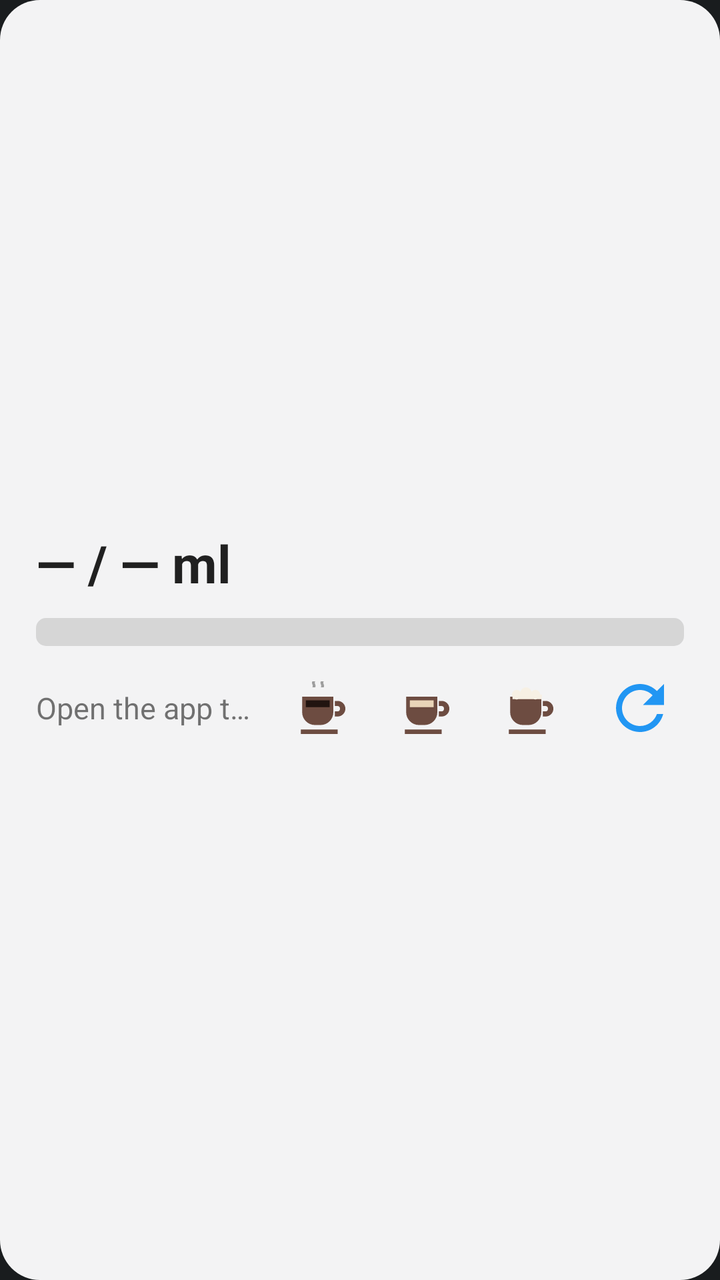
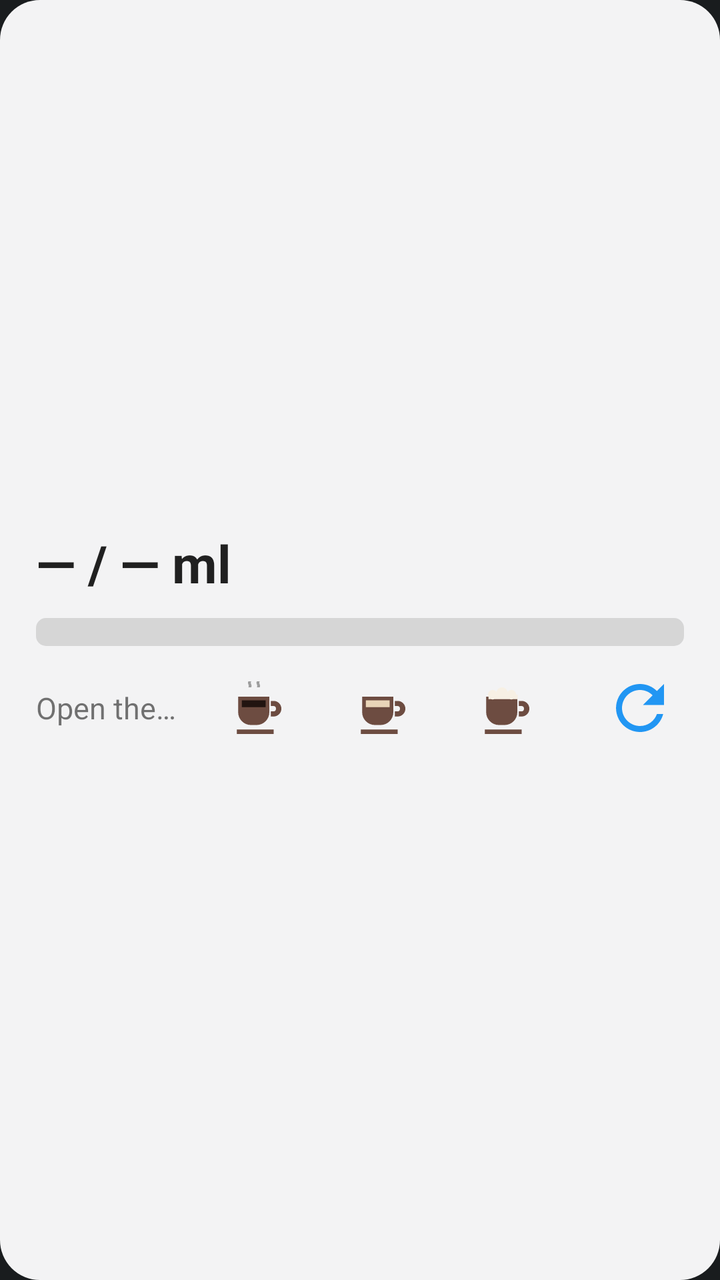

An Android layout rendered at two revisions. The XML below is the earlier revision; the diff shows what the commit changed to produce the second picture.
<!-- AndroidManifest.xml: application theme android:Theme.DeviceDefault -->
<!-- res/layout/widget_large.xml -->
<?xml version="1.0" encoding="utf-8"?>
<LinearLayout xmlns:android="http://schemas.android.com/apk/res/android"
    android:id="@+id/widget_root"
    android:layout_width="match_parent"
    android:layout_height="match_parent"
    android:orientation="vertical"
    android:gravity="center_vertical"
    android:paddingLeft="18dp"
    android:paddingRight="18dp"
    android:paddingTop="14dp"
    android:paddingBottom="14dp"
    android:background="@drawable/widget_bg">

    <TextView
        android:id="@+id/txt_main"
        android:ellipsize="end"
        android:layout_width="match_parent"
        android:layout_height="wrap_content"
        android:textSize="26sp"
        android:textStyle="bold"
        android:textColor="@color/widget_text"
        android:maxLines="1"
        android:text="@string/main_placeholder" />

    <ProgressBar
        android:id="@+id/progress"
        style="?android:attr/progressBarStyleHorizontal"
        android:layout_width="match_parent"
        android:layout_height="14dp"
        android:layout_marginTop="10dp"
        android:progressDrawable="@drawable/progress_water"
        android:max="1"
        android:progress="0" />

    <ProgressBar
        android:id="@+id/progress_coffee"
        style="?android:attr/progressBarStyleHorizontal"
        android:layout_width="match_parent"
        android:layout_height="8dp"
        android:layout_marginTop="5dp"
        android:visibility="gone"
        android:progressDrawable="@drawable/progress_coffee"
        android:max="1"
        android:progress="0" />

    <LinearLayout
        android:layout_width="match_parent"
        android:layout_height="wrap_content"
        android:layout_marginTop="9dp"
        android:orientation="horizontal"
        android:gravity="center_vertical">

        <TextView
            android:id="@+id/txt_sub"
            android:ellipsize="end"
            android:layout_width="0dp"
            android:layout_height="wrap_content"
            android:layout_weight="1"
            android:textSize="15sp"
            android:textColor="@color/widget_text_secondary"
            android:maxLines="1"
            android:text="@string/error_not_configured" />

        <ImageButton
            android:id="@+id/btn_black"
            android:layout_width="42dp"
            android:layout_height="42dp"
            android:layout_marginStart="10dp"
            android:src="@drawable/ic_coffee_black"
            android:scaleType="fitCenter"
            android:padding="4dp"
            android:background="@android:color/transparent"
            android:contentDescription="@string/coffee_black" />

        <ImageButton
            android:id="@+id/btn_white"
            android:layout_width="42dp"
            android:layout_height="42dp"
            android:layout_marginStart="10dp"
            android:src="@drawable/ic_coffee_white"
            android:scaleType="fitCenter"
            android:padding="4dp"
            android:background="@android:color/transparent"
            android:contentDescription="@string/coffee_white" />

        <ImageButton
            android:id="@+id/btn_capp"
            android:layout_width="42dp"
            android:layout_height="42dp"
            android:layout_marginStart="10dp"
            android:src="@drawable/ic_coffee_capp"
            android:scaleType="fitCenter"
            android:padding="4dp"
            android:background="@android:color/transparent"
            android:contentDescription="@string/coffee_capp" />

        <ImageButton
            android:id="@+id/btn_undo"
            android:layout_width="42dp"
            android:layout_height="42dp"
            android:layout_marginStart="10dp"
            android:visibility="gone"
            android:src="@drawable/ic_undo"
            android:scaleType="fitCenter"
            android:padding="6dp"
            android:background="@android:color/transparent"
            android:contentDescription="@string/undo_last" />

        <ImageButton
            android:id="@+id/btn_sync"
            android:layout_width="44dp"
            android:layout_height="44dp"
            android:layout_marginStart="12dp"
            android:src="@drawable/ic_sync"
            android:scaleType="fitCenter"
            android:padding="4dp"
            android:background="@android:color/transparent"
            android:contentDescription="@string/sync_now" />
    </LinearLayout>
</LinearLayout>
<!-- resources referenced by this layout -->
<resources>
  <color name="widget_text">#DE000000</color>
  <color name="widget_text_secondary">#8A000000</color>
  <!-- drawable ic_coffee_white (drawable) -->
  <?xml version="1.0" encoding="utf-8"?>
  <vector xmlns:android="http://schemas.android.com/apk/res/android"
      android:width="24dp"
      android:height="24dp"
      android:viewportWidth="24"
      android:viewportHeight="24">
      
      <path
          android:fillColor="#6D4C41"
          android:pathData="M5,8 h11 v5.5 a4.5,4.5 0 0 1 -4.5,4.5 h-2 A4.5,4.5 0 0 1 5,13.5 Z M16.5,9.5 h1 a2.75,2.75 0 0 1 0,5.5 h-1 v-1.8 h0.9 a0.95,0.95 0 0 0 0,-1.9 h-0.9 Z M4.5,19.6 h13 v1.6 h-13 Z" />
      
      <path
          android:fillColor="#E9D5B8"
          android:pathData="M6.3,9.3 h8.4 v2.4 h-8.4 Z" />
  </vector>
  <!-- drawable ic_sync (drawable) -->
  <?xml version="1.0" encoding="utf-8"?>
  <vector xmlns:android="http://schemas.android.com/apk/res/android"
      android:width="24dp"
      android:height="24dp"
      android:viewportWidth="24"
      android:viewportHeight="24"
      android:tint="@color/water">
      <path
          android:fillColor="@android:color/white"
          android:pathData="M17.65,6.35C16.2,4.9 14.21,4 12,4c-4.42,0 -7.99,3.58 -7.99,8s3.57,8 7.99,8c3.73,0 6.84,-2.55 7.73,-6h-2.08c-0.82,2.33 -3.04,4 -5.65,4 -3.31,0 -6,-2.69 -6,-6s2.69,-6 6,-6c1.66,0 3.14,0.69 4.22,1.78L13,11h7V4l-2.35,2.35z" />
  </vector>
  <!-- drawable ic_undo (drawable) -->
  <?xml version="1.0" encoding="utf-8"?>
  <vector xmlns:android="http://schemas.android.com/apk/res/android"
      android:width="24dp"
      android:height="24dp"
      android:viewportWidth="24"
      android:viewportHeight="24">
      <path
          android:fillColor="@color/widget_text_secondary"
          android:pathData="M12.5,8c-2.65,0 -5.05,0.99 -6.9,2.6L2,7v9h9l-3.62,-3.62c1.39,-1.16 3.16,-1.88 5.12,-1.88 3.54,0 6.55,2.31 7.6,5.5l2.37,-0.78C21.08,11.03 17.15,8 12.5,8z" />
  </vector>
  <!-- drawable progress_coffee (drawable) -->
  <?xml version="1.0" encoding="utf-8"?>
  <layer-list xmlns:android="http://schemas.android.com/apk/res/android">
      <item android:id="@android:id/background">
          <shape android:shape="rectangle">
              <corners android:radius="4dp" />
              <solid android:color="@color/progress_track" />
          </shape>
      </item>
      <item android:id="@android:id/progress">
          <clip>
              <shape android:shape="rectangle">
                  <corners android:radius="4dp" />
                  <solid android:color="#8D6E63" />
              </shape>
          </clip>
      </item>
  </layer-list>
  <!-- drawable progress_water (drawable) -->
  <?xml version="1.0" encoding="utf-8"?>
  <layer-list xmlns:android="http://schemas.android.com/apk/res/android">
      <item android:id="@android:id/background">
          <shape android:shape="rectangle">
              <corners android:radius="5dp" />
              <solid android:color="@color/progress_track" />
          </shape>
      </item>
      <item android:id="@android:id/progress">
          <clip>
              <shape android:shape="rectangle">
                  <corners android:radius="5dp" />
                  <solid android:color="@color/water" />
              </shape>
          </clip>
      </item>
  </layer-list>
  <!-- drawable widget_bg (drawable) -->
  <?xml version="1.0" encoding="utf-8"?>
  <shape xmlns:android="http://schemas.android.com/apk/res/android"
      android:shape="rectangle">
      <corners android:radius="20dp" />
      <solid android:color="@color/widget_bg" />
  </shape>
  <string name="coffee_black">Black coffee</string>
  <string name="coffee_capp">Cappuccino</string>
  <string name="coffee_white">White coffee</string>
  <string name="error_not_configured">Open the app to set the server URL + key</string>
  <string name="main_placeholder">— / — ml</string>
  <string name="sync_now">Sync now</string>
  <string name="undo_last">Undo last coffee</string>
  <color name="water">#2196F3</color>
  <color name="progress_track">#1F000000</color>
  <color name="widget_bg">#F2FFFFFF</color>
  <!-- unchanged entries left out for length: 2 -->
</resources>

<!-- the commit's change to res/layout/widget_large.xml (unified diff, before → after) -->
@@ -65,7 +65,7 @@
             android:id="@+id/btn_black"
             android:layout_width="42dp"
             android:layout_height="42dp"
-            android:layout_marginStart="10dp"
+            android:layout_marginStart="20dp"
             android:src="@drawable/ic_coffee_black"
             android:scaleType="fitCenter"
             android:padding="4dp"
@@ -76,7 +76,7 @@
             android:id="@+id/btn_white"
             android:layout_width="42dp"
             android:layout_height="42dp"
-            android:layout_marginStart="10dp"
+            android:layout_marginStart="20dp"
             android:src="@drawable/ic_coffee_white"
             android:scaleType="fitCenter"
             android:padding="4dp"
@@ -87,7 +87,7 @@
             android:id="@+id/btn_capp"
             android:layout_width="42dp"
             android:layout_height="42dp"
-            android:layout_marginStart="10dp"
+            android:layout_marginStart="20dp"
             android:src="@drawable/ic_coffee_capp"
             android:scaleType="fitCenter"
             android:padding="4dp"
@@ -98,7 +98,7 @@
             android:id="@+id/btn_undo"
             android:layout_width="42dp"
             android:layout_height="42dp"
-            android:layout_marginStart="10dp"
+            android:layout_marginStart="20dp"
             android:visibility="gone"
             android:src="@drawable/ic_undo"
             android:scaleType="fitCenter"
@@ -110,7 +110,7 @@
             android:id="@+id/btn_sync"
             android:layout_width="44dp"
             android:layout_height="44dp"
-            android:layout_marginStart="12dp"
+            android:layout_marginStart="24dp"
             android:src="@drawable/ic_sync"
             android:scaleType="fitCenter"
             android:padding="4dp"
